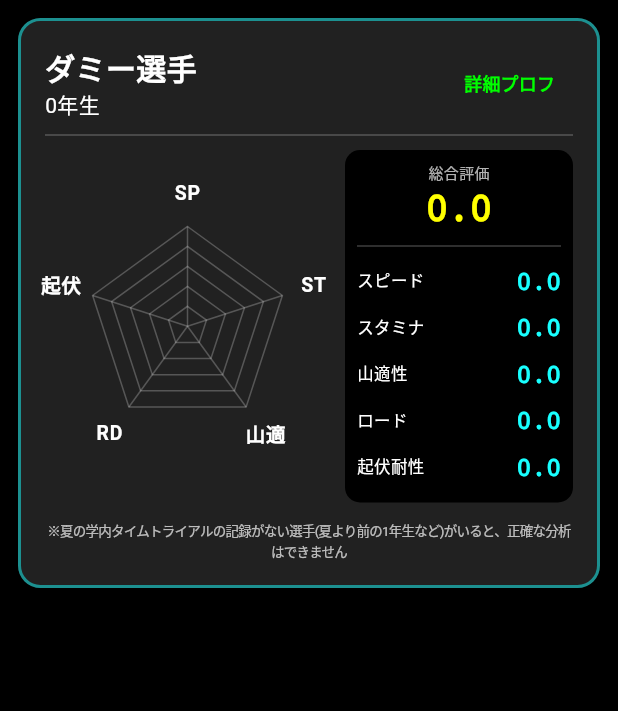
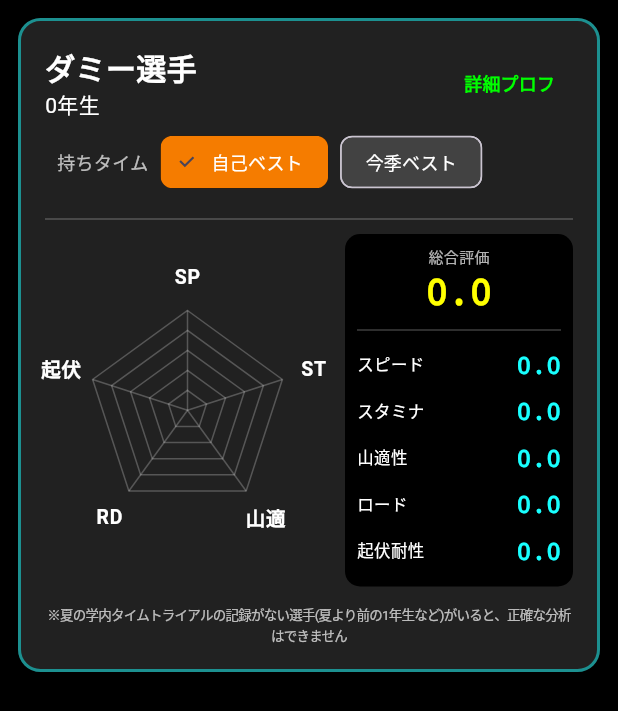
Before and after one commit to shin-tomura/ekidenss, a Flutter app: what buildSenshuAnalysisPanel() shows on an empty page, opened directly with empty values, on a phone screen of 412 x 824 dp. Shown: the top 711 px of the screen. Run offline on Flutter 3.47's test engine with Material 3 defaults, Android fonts, the phone set to English and light mode, and no system bars; our stand-ins replace auto_size_text, csv, file_picker, fl_chart, hive, hive_flutter and 6 more; missing offline and left inert: mobile_scanner, two_dimensional_scrollables; accounts and stored records are empty.

Commit message:
1.9.8test: 選手画面と大学画面のレーダーチャートの中に、持ちタイムの「自己ベスト/今季ベスト」の切り替えを付けた(上位10名平均ランキングは画面の上に切り替えがあるので出さない)
Co-Authored-By: Claude Opus 5.5 <noreply@anthropic.com>
Claude-Session: https://claude.ai/code/session_013sFTKXmv66BE42idFQ2ToM

```diff
--- a/ToDo.txt
+++ b/ToDo.txt
@@ -1,6 +1,7 @@
 *********箱庭小駅伝SS*********
 1.9.8　21980
 ・大学画面の下にあった設定のうち、表示している大学だけの設定(大学の個性・大学名変更)を残し、ほかは説明画面の設定タブに移した(コンピュータ金銀使用・コンピュータスカウト・区間配置の方針は「コンピュータの大学の作戦」、育成力変更・留学生受け入れ設定・名声変更は「育成と名声」、実力発揮度全大学一斉変更は「レースのタイム」、総監督をする大学の変更と難易度の設定は新しい見出し「総監督と難易度」、選手トレードとやり直しは「メモとデータ」、新入生の進学先・アルバム表示・箱庭長距離陸上競技連盟は「見る・調べる」に置いた。説明書やほかの画面の案内も直した)
+・選手画面と大学画面のレーダーチャートの中に、持ちタイムの「自己ベスト/今季ベスト」の切り替えを付けた(切り替えるとすぐにチャートを描き直す。ほかの画面の切り替えと同じ設定で、他大学の選手の詳細のチャートにも付く。上位10名平均ランキングは画面の上に切り替えがあるので、チャートの中には出さない)
 ・選手画面に、三大駅伝と対校戦の成績の表を付けた(学年を上から新しい順に並べ、三大駅伝は10月駅伝・11月駅伝・正月駅伝の区間と区間順位を、対校戦は5000m・1万m・ハーフの順位とタイムを書く。三大駅伝の表は、年間表彰などの記事の表と同じ形。今の学年でまだ開かれていない大会は「これから」にする。他大学の選手の詳細と卒業生の画面にも付けた。今までの学年ごとの成績の一覧は、表の下にそのまま残した)
 ・三大駅伝の成績の表で、当日変更で外れた選手を補欠と分けて「当日変更 3区OUT」のように書くようにした(選手画面と、卒業生特集・年間表彰・選手名鑑の記事の表が対象)
 ・大学画面に、三大駅伝の成績の表を付けた(今季と過去5季を年度の新しい順に並べ、10月駅伝・11月駅伝・正月駅伝の順位を書く。本戦に出ていない季は予選の順位、今季まだ開かれていない大会は「これから」にし、三冠の季は年度の欄に書く。今までの大会ごとの履歴は、表の下にそのまま残した)
--- a/lib/kansuu/ChartPanelSenshu.dart
+++ b/lib/kansuu/ChartPanelSenshu.dart
@@ -6,6 +6,7 @@ import 'package:ekiden/kantoku_data.dart';
 import 'package:ekiden/constants.dart';
 import 'package:ekiden/screens/ModalAverageTop10TimeRankingView.dart';
 import 'package:ekiden/kansuu/konki_best.dart'; // 今季ベスト(1.9.1)
+import 'package:ekiden/screens/konki_best_parts.dart' show KonkiBestKirikae; // 持ちタイムの切り替え(1.9.8)
 
 class ScoreCompressor {
   static const List<String> keys = ['スピード', 'スタミナ', '山適性', 'ロード', '起伏耐性'];
@@ -44,16 +45,21 @@ class ScoreCompressor {
 /// 選手データを受け取り、解析パネル（レーダー＋数値）を返す共通関数
 /// 持ちタイムの「自己ベスト/今季ベスト」の切り替え(監督データに保存)が変わったら描き直す
 /// (1.9.7。ほかの画面で切り替えたときに、前の表示のまま残らないように)
+/// [kirikae] パネルの中に持ちタイムの切り替えを出すか(画面の上にすでに切り替えがある画面ではfalse。1.9.8)
 Widget buildSenshuAnalysisPanel(
   SenshuData senshu, {
   VoidCallback? onDetailTap,
+  bool kirikae = true,
 }) {
   return ValueListenableBuilder<Box<KantokuData>>(
     valueListenable: Hive.box<KantokuData>(
       'kantokuBox',
     ).listenable(keys: ['KantokuData']),
-    builder: (context, box, _) =>
-        _senshuAnalysisPanelNakami(senshu, onDetailTap: onDetailTap),
+    builder: (context, box, _) => _senshuAnalysisPanelNakami(
+      senshu,
+      onDetailTap: onDetailTap,
+      kirikae: kirikae,
+    ),
   );
 }
 
@@ -61,6 +67,7 @@ Widget buildSenshuAnalysisPanel(
 Widget _senshuAnalysisPanelNakami(
   SenshuData senshu, {
   VoidCallback? onDetailTap,
+  bool kirikae = true,
 }) {
   // 保存されている圧縮データ(toriaezu)を解凍
   // ※質問文のコードに合わせてsenshu.atusataisei（toriaezuの別名想定）を使用しています
@@ -116,6 +123,13 @@ Widget _senshuAnalysisPanelNakami(
               ),
           ],
         ),
+        // 持ちタイムの「自己ベスト/今季ベスト」の切り替え(1.9.8。ほかの画面と共通の設定。
+        // 切り替えると監督データが変わり、このパネルは上の ValueListenableBuilder で描き直す)
+        if (kirikae)
+          Align(
+            alignment: Alignment.centerLeft,
+            child: KonkiBestKirikae(onChanged: () {}),
+          ),
         const Divider(color: Colors.white24, height: 20),
 
         // IntrinsicHeightを使用して、左右の高さの高い方に合わせる
--- a/lib/screens/ModalAverageTop10TimeRankingView.dart
+++ b/lib/screens/ModalAverageTop10TimeRankingView.dart
@@ -634,11 +634,13 @@ $analysis
     );
 
     // 2. 共通Widgetに最新データを流し込んで表示
+    // 画面の上に持ちタイムの切り替えがあるので、パネルの中には出さない(1.9.8)
     return buildUnivAnalysisPanel(
       data.univid,
       overrideScores: data.courseScores,
       overrideType: currentType,
       overrideAnalysis: currentAnalysis,
+      kirikae: false,
     );
   }
 
```
Also changed, not shown: lib/kansuu/ChartPanelUniv.dart (+12 -0 lines).
